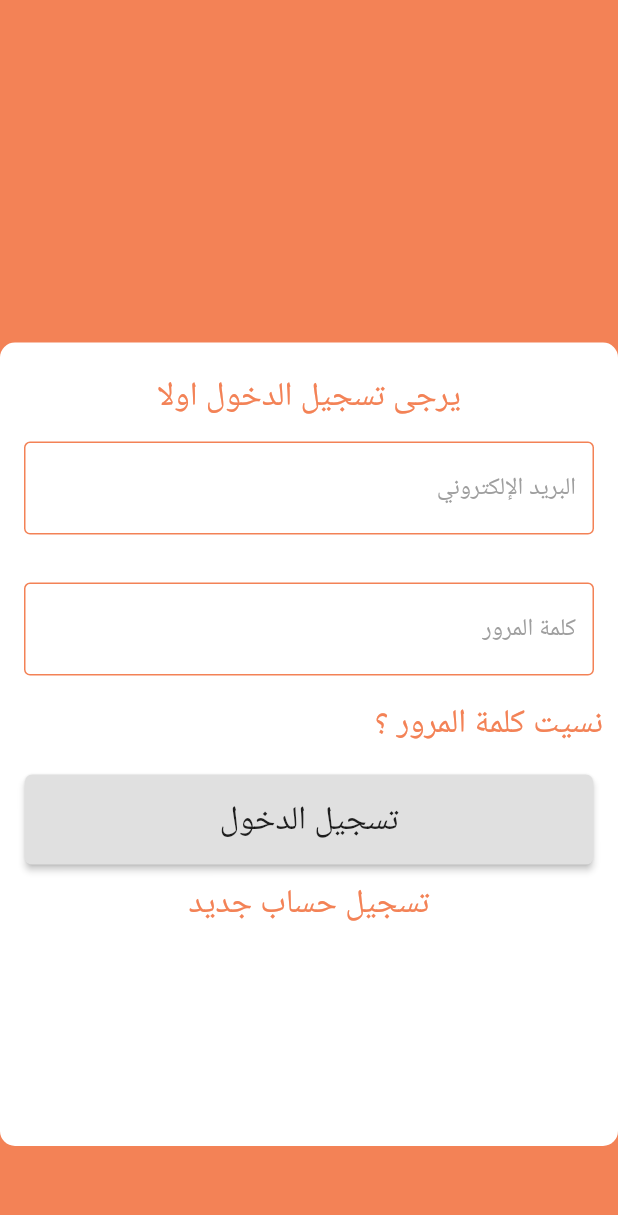
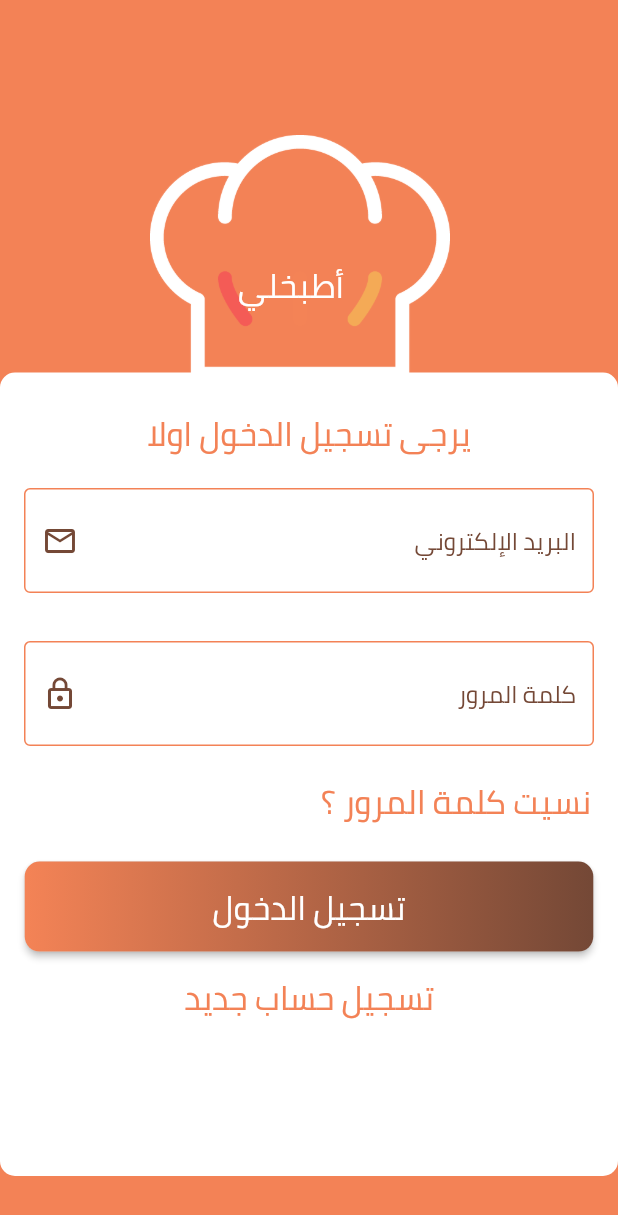
Before and after one commit to ola77/atbo5li, a Flutter app: the screen it shows after launch, on a phone screen of 412 x 824 dp. Shown: the top 1215 px of the screen. Run offline on Flutter 3.47's test engine with Material 2 defaults, Android fonts, the phone set to English and light mode, and no system bars.

Commit message:
Added CookerLogin Screen Added GradientButton & CustomFormField widgets

```diff
--- a/lib/main.dart
+++ b/lib/main.dart
@@ -2,10 +2,10 @@
 import 'package:flutter/material.dart';
 
 void main() {
-  runApp(MyApp());
+  runApp(Atbo5li());
 }
 
-class MyApp extends StatelessWidget {
+class Atbo5li extends StatelessWidget {
   @override
   Widget build(BuildContext context) {
     return MaterialApp(
--- a/lib/screens/cooker_login.dart
+++ b/lib/screens/cooker_login.dart
@@ -1,4 +1,5 @@
 import 'package:atbo5li/widgets/custom_formfield.dart';
+import 'package:atbo5li/widgets/gradient_button.dart';
 import 'package:flutter/material.dart';
 
 class CookerLogin extends StatelessWidget {
@@ -14,7 +15,31 @@ class CookerLogin extends StatelessWidget {
     return Stack(
       children: <Widget>[
         Positioned(
-          bottom: 60,
+          top: 90,
+          left: 100,
+          child: Container(
+            padding: EdgeInsets.only(right: 12),
+            alignment: Alignment.center,
+            child: Text(
+              'أطبخلي',
+              style: TextStyle(
+                fontSize: 22.0,
+                color: Colors.white,
+                fontFamily: 'cairo',
+              ),
+            ),
+            width: 200,
+            height: 200,
+            decoration: BoxDecoration(
+              image: DecorationImage(
+                image: AssetImage('images/cheif_logo.png'),
+                fit: BoxFit.cover,
+              ),
+            ),
+          ),
+        ),
+        Positioned(
+          bottom: 40,
           child: Container(
             padding: EdgeInsets.only(top: 20),
             width: MediaQuery.of(context).size.width,
@@ -29,6 +54,7 @@ class CookerLogin extends StatelessWidget {
                   'يرجى تسجيل الدخول اولا',
                   style: TextStyle(
                     fontSize: 22.0,
+                    fontFamily: 'cairo',
                     color: Color(0xFFF38256),
                   ),
                 ),
@@ -37,9 +63,17 @@ class CookerLogin extends StatelessWidget {
                     children: <Widget>[
                       CustomFormField(
                         hintText: 'البريد الإلكتروني',
+                        suffixIcon: Icon(
+                          Icons.mail_outline,
+                          color: Color(0xFF744836),
+                        ),
                       ),
                       CustomFormField(
                         hintText: 'كلمة المرور',
+                        suffixIcon: Icon(
+                          Icons.lock_outline,
+                          color: Color(0xFF744836),
+                        ),
                       ),
                       Row(
                         mainAxisAlignment: MainAxisAlignment.end,
@@ -48,11 +82,12 @@ class CookerLogin extends StatelessWidget {
                             'نسيت كلمة المرور ؟',
                             style: TextStyle(
                               fontSize: 22.0,
+                              fontFamily: 'cairo',
                               color: Color(0xFFF38256),
                             ),
                           ),
                           SizedBox(
-                            width: 10,
+                            width: 18.0,
                           ),
                         ],
                       ),
@@ -62,27 +97,13 @@ class CookerLogin extends StatelessWidget {
                     ],
                   ),
                 ),
-                SizedBox(
-                  height: 60.0,
-                  width: MediaQuery.of(context).size.width * 0.92,
-                  child: RaisedButton(
-                    child: Text(
-                      'تسجيل الدخول',
-                      style: TextStyle(fontSize: 22.0),
-                    ),
-                    onPressed: () {},
-                    shape: RoundedRectangleBorder(
-                      borderRadius: BorderRadius.circular(5),
-                    ),
-                  ),
-                ),
-                SizedBox(
-                  height: 10,
-                ),
+                GradientButton(),
+                SizedBox(height: 10),
                 Text(
                   'تسجيل حساب جديد',
                   style: TextStyle(
                     fontSize: 22.0,
+                    fontFamily: 'cairo',
                     color: Color(0xFFF38256),
                   ),
                 ),
--- a/lib/widgets/custom_formfield.dart
+++ b/lib/widgets/custom_formfield.dart
@@ -1,9 +1,10 @@
 import 'package:flutter/material.dart';
 
 class CustomFormField extends StatelessWidget {
-  CustomFormField({this.hintText});
+  CustomFormField({this.hintText, this.suffixIcon});
 
   final String hintText;
+  final Icon suffixIcon;
 
   @override
   Widget build(BuildContext context) {
@@ -14,8 +15,10 @@ class CustomFormField extends StatelessWidget {
         child: TextFormField(
           decoration: InputDecoration(
             hintText: hintText,
+            suffixIcon: suffixIcon,
             hintStyle: TextStyle(
-              color: Colors.grey,
+              fontFamily: 'cairo',
+              color: Color(0xFF744836),
               fontSize: 16.0,
             ),
             enabledBorder: OutlineInputBorder(
--- /dev/null
+++ b/lib/widgets/gradient_button.dart
@@ -0,0 +1,40 @@
+import 'package:flutter/material.dart';
+
+class GradientButton extends StatelessWidget {
+  @override
+  Widget build(BuildContext context) {
+    return Container(
+      height: 60.0,
+      width: MediaQuery.of(context).size.width * 0.92,
+      child: RaisedButton(
+        padding: EdgeInsets.all(0.0),
+        child: Container(
+          padding: EdgeInsets.all(10.0),
+          width: MediaQuery.of(context).size.width,
+          decoration: BoxDecoration(
+            borderRadius: BorderRadius.circular(10.0),
+            gradient: LinearGradient(
+              colors: [
+                Color.fromRGBO(244, 131, 86, 100),
+                Color.fromRGBO(116, 72, 54, 100),
+              ],
+            ),
+          ),
+          child: Text(
+            'تسجيل الدخول',
+            style: TextStyle(
+              fontSize: 22.0,
+              color: Colors.white,
+              fontFamily: 'cairo',
+            ),
+            textAlign: TextAlign.center,
+          ),
+        ),
+        onPressed: () {},
+        shape: RoundedRectangleBorder(
+          borderRadius: BorderRadius.circular(10.0),
+        ),
+      ),
+    );
+  }
+}
```
